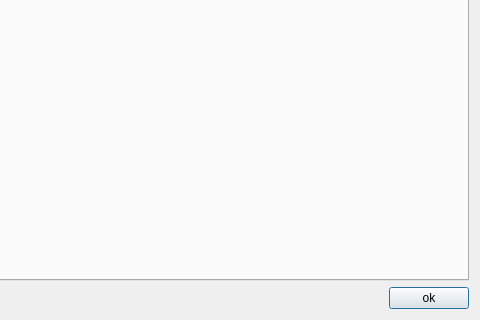
This is ui/dialogs/settingsdialog.ui in OpenIndy/OpenIndy as Qt 5 draws it before an edit; both pictures show x 320 to 800 and y 280 to 600 of the 800 by 600 pixel window. The edited form follows.
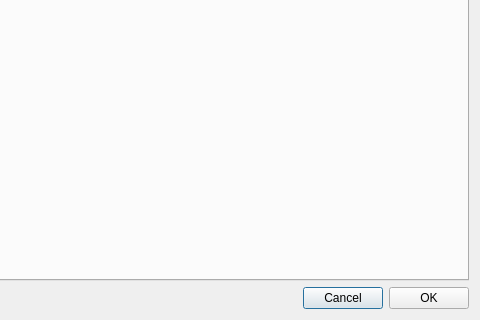
This is the edited form. The open tabs and pages were chosen to show the change.

Commit message: OI-457: adding Cancel-Button

```diff
--- a/ui/dialogs/settingsdialog.ui
+++ b/ui/dialogs/settingsdialog.ui
@@ -202,10 +202,17 @@
          </property>
         </spacer>
        </item>
+       <item>
+        <widget class="QPushButton" name="pushButton_cancel">
+         <property name="text">
+          <string>Cancel</string>
+         </property>
+        </widget>
+       </item>
        <item>
         <widget class="QPushButton" name="pushButton_ok">
          <property name="text">
-          <string>ok</string>
+          <string>OK</string>
          </property>
         </widget>
        </item>
```
Left out of the diff: 2 changed lines with no effect on the pictures.
